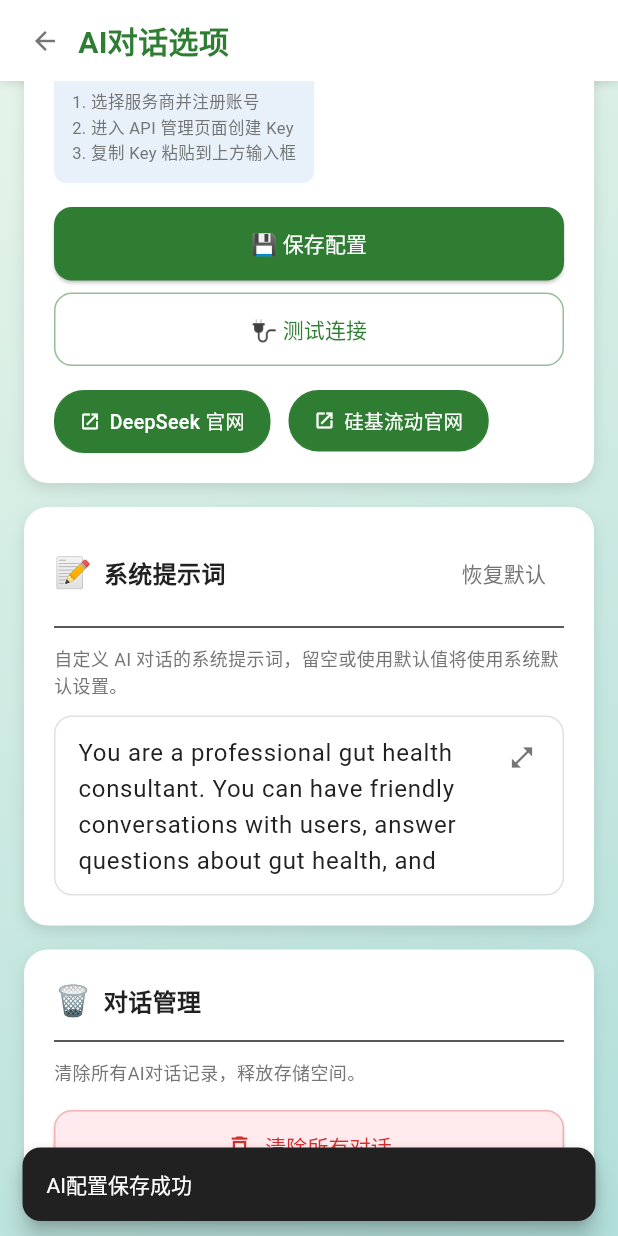
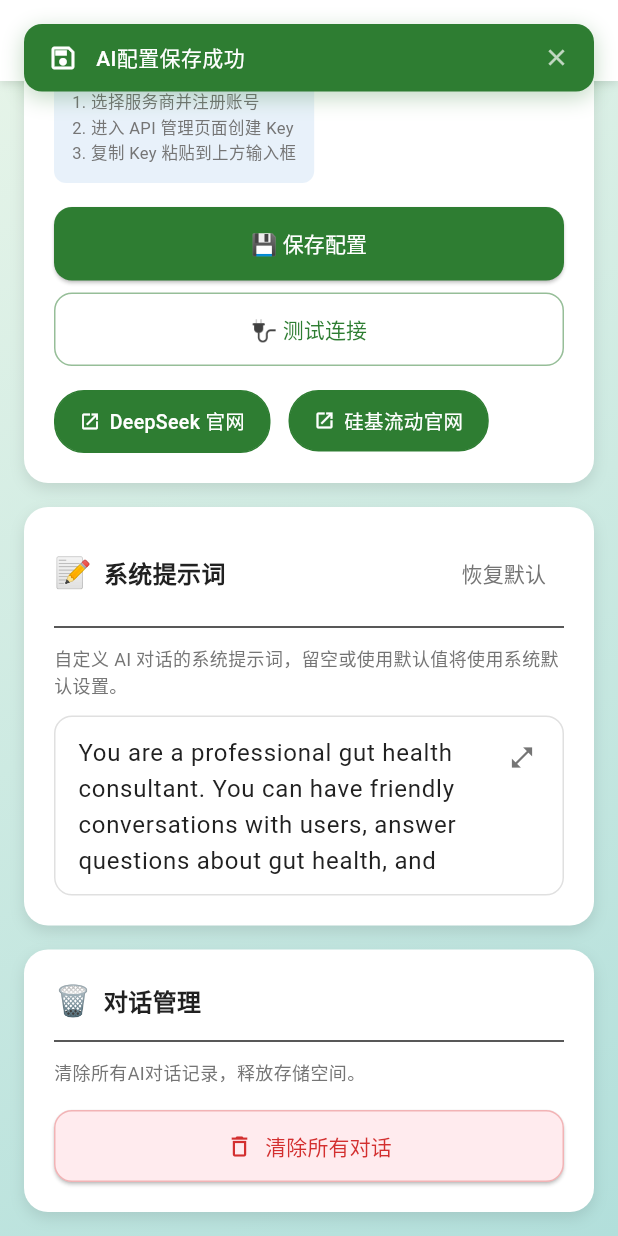
Before and after one commit to WhiteGiverMa/intestine-ASSistant, a Flutter app: the AiChatOptionsPage widget shown alone on an empty page, opened directly, scrolled down 450 dp, after a tap on "💾 保存配置", on a phone screen of 412 x 824 dp. Run offline on Flutter 3.47's test engine with Material 3 defaults, Android fonts, the phone set to English and light mode, and no system bars; our stand-ins replace file_picker, fl_chart, flutter_local_notifications, flutter_markdown_plus, shared_preferences, sqflite and 2 more; missing offline and left inert: dart:js_interop, highlight, markdown; accounts and stored records are empty.

Commit message:
v1.3.1
fix:
- 修复ExpandedTextEditorDialog右上角"×"被挤出的问题
- 修复了switch-tab组件胶囊状tab滑动到右侧时缺失了右边的一小块的问题

feat:
- 优化了记录排便界面选择排便形态的选项卡，调整响应式布局
- 将ScaffoldMessenger.showSnackBar替换为自定义弹窗反馈组件，优化视觉体验，符合主题色
- 增加新的堆叠反馈效果
- 完成计时器通知栏显示功能的实现（需要系统通知权限）

docs:
- 应用了新的非商业公益软件许可证
- 更新了README以适配新的许可证

```diff
--- a/frontend_Flutter/lib/pages/about_page.dart
+++ b/frontend_Flutter/lib/pages/about_page.dart
@@ -6,7 +6,7 @@ import '../theme/theme_colors.dart';
 import '../theme/theme_decorations.dart';
 import '../widgets/base_page.dart';
 
-const String appVersion = '1.3.0';
+const String appVersion = '1.3.1';
 
 class AboutPage extends StatelessWidget {
   const AboutPage({super.key});
--- a/frontend_Flutter/lib/pages/ai_chat_options_page.dart
+++ b/frontend_Flutter/lib/pages/ai_chat_options_page.dart
@@ -5,6 +5,7 @@ import '../services/deepseek_service.dart';
 import '../services/url_launcher_service.dart';
 import '../widgets/base_page.dart';
 import '../widgets/error_dialog.dart';
+import '../widgets/top_feedback.dart';
 import '../providers/theme_provider.dart';
 import '../theme/theme_colors.dart';
 import '../theme/theme_decorations.dart';
@@ -111,9 +112,13 @@ class _AiChatOptionsPageState extends State<AiChatOptionsPage> {
         defaultSystemPrompt: promptToSave,
       );
       if (mounted) {
-        ScaffoldMessenger.of(
+        final colors = context.read<ThemeProvider>().colors;
+        TopFeedback.show(
           context,
-        ).showSnackBar(const SnackBar(content: Text('AI配置保存成功')));
+          message: 'AI配置保存成功',
+          colors: colors,
+          icon: Icons.save_outlined,
+        );
       }
     } catch (e) {
       if (mounted) {
@@ -137,9 +142,13 @@ class _AiChatOptionsPageState extends State<AiChatOptionsPage> {
     try {
       await DeepSeekService.testConnection();
       if (mounted) {
-        ScaffoldMessenger.of(
+        final colors = context.read<ThemeProvider>().colors;
+        TopFeedback.show(
           context,
-        ).showSnackBar(const SnackBar(content: Text('✅ 连接测试成功！API 配置有效')));
+          message: '连接测试成功！API 配置有效',
+          colors: colors,
+          icon: Icons.check_circle_outline,
+        );
       }
     } catch (e) {
       if (mounted) {
@@ -181,9 +190,13 @@ class _AiChatOptionsPageState extends State<AiChatOptionsPage> {
       try {
         await ApiService.clearChatHistory();
         if (mounted) {
-          ScaffoldMessenger.of(
+          final colors = context.read<ThemeProvider>().colors;
+          TopFeedback.show(
             context,
-          ).showSnackBar(const SnackBar(content: Text('所有对话已清除')));
+            message: '所有对话已清除',
+            colors: colors,
+            icon: Icons.delete_outline,
+          );
         }
       } catch (e) {
         if (mounted) {
--- a/frontend_Flutter/lib/pages/record_page.dart
+++ b/frontend_Flutter/lib/pages/record_page.dart
@@ -4,6 +4,7 @@ import 'package:intl/intl.dart';
 import 'package:provider/provider.dart';
 import '../services/api_service.dart';
 import '../services/local_db_service.dart';
+import '../services/timer_notification_service.dart';
 import '../widgets/date_input_field.dart';
 import '../widgets/record_form_selectors.dart';
 import '../widgets/base_page.dart';
@@ -25,6 +26,7 @@ class _RecordPageState extends State<RecordPage> {
   bool _isTimerRunning = false;
   int _timerSeconds = 0;
   Timer? _timer;
+  final TimerNotificationService _notificationService = TimerNotificationService();
 
   DateTime _selectedDate = DateTime.now();
   final _timeController = TextEditingController();
@@ -80,6 +82,7 @@ class _RecordPageState extends State<RecordPage> {
         _timerSeconds++;
       });
     });
+    _notificationService.startTimer();
   }
 
   void _stopTimer() {
@@ -89,6 +92,7 @@ class _RecordPageState extends State<RecordPage> {
       _durationController.text = (_timerSeconds / 60).ceil().toString();
       _timeController.text = DateFormat('HH:mm').format(DateTime.now());
     });
+    _notificationService.stopTimer();
   }
 
   String _formatTime(int seconds) {
--- /dev/null
+++ b/frontend_Flutter/lib/widgets/top_feedback.dart
@@ -0,0 +1,256 @@
+import 'package:flutter/material.dart';
+import '../theme/theme_colors.dart';
+
+class FeedbackItem {
+  final String id;
+  final String message;
+  final ThemeColors colors;
+  final IconData icon;
+  final DateTime createdAt;
+
+  FeedbackItem({
+    required this.id,
+    required this.message,
+    required this.colors,
+    required this.icon,
+  }) : createdAt = DateTime.now();
+}
+
+class TopFeedback {
+  static final List<FeedbackItem> _items = [];
+  static OverlayEntry? _overlayEntry;
+  static BuildContext? _context;
+  static const int _maxItems = 3;
+
+  static void init(BuildContext context) {
+    _context = context;
+  }
+
+  static void show(
+    BuildContext context, {
+    required String message,
+    required ThemeColors colors,
+    IconData? icon,
+    Duration duration = const Duration(seconds: 2),
+  }) {
+    _context = context;
+    final id = DateTime.now().millisecondsSinceEpoch.toString();
+
+    if (_items.length >= _maxItems) {
+      _items.removeAt(0);
+    }
+
+    final item = FeedbackItem(
+      id: id,
+      message: message,
+      colors: colors,
+      icon: icon ?? Icons.check_circle_outline,
+    );
+
+    _items.add(item);
+    _updateOverlay();
+
+    Future.delayed(duration, () {
+      removeItem(id);
+    });
+  }
+
+  static void removeItem(String id) {
+    _items.removeWhere((item) => item.id == id);
+    _updateOverlay();
+  }
+
+  static void hideAll() {
+    _items.clear();
+    _updateOverlay();
+  }
+
+  static void _updateOverlay() {
+    if (_context == null) return;
+
+    final overlay = Overlay.of(_context!);
+
+    _overlayEntry?.remove();
+    _overlayEntry = null;
+
+    if (_items.isEmpty) return;
+
+    _overlayEntry = OverlayEntry(
+      builder: (context) => _FeedbackStack(
+        items: List.from(_items),
+        onItemDismissed: removeItem,
+      ),
+    );
+
+    overlay.insert(_overlayEntry!);
+  }
+}
+
+class _FeedbackStack extends StatefulWidget {
+  final List<FeedbackItem> items;
+  final Function(String) onItemDismissed;
+
+  const _FeedbackStack({
+    required this.items,
+    required this.onItemDismissed,
+  });
+
+  @override
+  State<_FeedbackStack> createState() => _FeedbackStackState();
+}
+
+class _FeedbackStackState extends State<_FeedbackStack> {
+  @override
+  Widget build(BuildContext context) {
+    return Positioned(
+      top: MediaQuery.of(context).padding.top + 16,
+      left: 16,
+      right: 16,
+      child: Column(
+        mainAxisSize: MainAxisSize.min,
+        crossAxisAlignment: CrossAxisAlignment.stretch,
+        children: [
+          for (int i = widget.items.length - 1; i >= 0; i--)
+            _AnimatedFeedbackItem(
+              key: ValueKey(widget.items[i].id),
+              item: widget.items[i],
+              index: widget.items.length - 1 - i,
+              onDismiss: () => widget.onItemDismissed(widget.items[i].id),
+            ),
+        ],
+      ),
+    );
+  }
+}
+
+class _AnimatedFeedbackItem extends StatefulWidget {
+  final FeedbackItem item;
+  final int index;
+  final VoidCallback onDismiss;
+
+  const _AnimatedFeedbackItem({
+    super.key,
+    required this.item,
+    required this.index,
+    required this.onDismiss,
+  });
+
+  @override
+  State<_AnimatedFeedbackItem> createState() => _AnimatedFeedbackItemState();
+}
+
+class _AnimatedFeedbackItemState extends State<_AnimatedFeedbackItem>
+    with SingleTickerProviderStateMixin {
+  late AnimationController _controller;
+  late Animation<Offset> _slideAnimation;
+  late Animation<double> _fadeAnimation;
+  bool _isDismissing = false;
+
+  @override
+  void initState() {
+    super.initState();
+    _controller = AnimationController(
+      duration: const Duration(milliseconds: 300),
+      vsync: this,
+    );
+
+    _slideAnimation = Tween<Offset>(
+      begin: const Offset(0, -1.5),
+      end: Offset.zero,
+    ).animate(CurvedAnimation(
+      parent: _controller,
+      curve: Curves.easeOutCubic,
+    ));
+
+    _fadeAnimation = Tween<double>(
+      begin: 0,
+      end: 1,
+    ).animate(CurvedAnimation(
+      parent: _controller,
+      curve: Curves.easeOut,
+    ));
+
+    _controller.forward();
+  }
+
+  @override
+  void dispose() {
+    _controller.dispose();
+    super.dispose();
+  }
+
+  void _dismiss() {
+    if (_isDismissing) return;
+    _isDismissing = true;
+
+    _controller.reverse().then((_) {
+      widget.onDismiss();
+    });
+  }
+
+  @override
+  Widget build(BuildContext context) {
+    return AnimatedBuilder(
+      animation: _controller,
+      builder: (context, child) {
+        return Transform.translate(
+          offset: Offset(0, widget.index * 44.0 * _controller.value),
+          child: SlideTransition(
+            position: _slideAnimation,
+            child: FadeTransition(
+              opacity: _fadeAnimation,
+              child: Padding(
+                padding: const EdgeInsets.only(bottom: 2),
+                child: Material(
+                  color: Colors.transparent,
+                  child: Container(
+                    padding: const EdgeInsets.symmetric(horizontal: 16, vertical: 12),
+                    decoration: BoxDecoration(
+                      color: widget.item.colors.primary,
+                      borderRadius: BorderRadius.circular(12),
+                      boxShadow: [
+                        BoxShadow(
+                          color: widget.item.colors.primary.withValues(alpha: 0.3),
+                          blurRadius: 12,
+                          offset: const Offset(0, 4),
+                        ),
+                      ],
+                    ),
+                    child: Row(
+                      children: [
+                        Icon(
+                          widget.item.icon,
+                          color: widget.item.colors.textOnPrimary,
+                          size: 20,
+                        ),
+                        const SizedBox(width: 12),
+                        Expanded(
+                          child: Text(
+                            widget.item.message,
+                            style: TextStyle(
+                              color: widget.item.colors.textOnPrimary,
+                              fontSize: 14,
+                              fontWeight: FontWeight.w500,
+                            ),
+                          ),
+                        ),
+                        GestureDetector(
+                          onTap: _dismiss,
+                          child: Icon(
+                            Icons.close,
+                            color: widget.item.colors.textOnPrimary.withValues(alpha: 0.7),
+                            size: 18,
+                          ),
+                        ),
+                      ],
+                    ),
+                  ),
+                ),
+              ),
+            ),
+          ),
+        );
+      },
+    );
+  }
+}
--- a/frontend_Flutter/pubspec.yaml
+++ b/frontend_Flutter/pubspec.yaml
@@ -1,7 +1,7 @@
 name: frontend_flutter
 description: "肠胃健康助手 - Intestine ASSistant"
 publish_to: 'none'
-version: 1.3.0+8
+version: 1.3.1+9
 
 environment:
   sdk: ^3.7.0
@@ -30,6 +30,7 @@ dependencies:
   sqflite_common_ffi_web: ^1.0.0
   path: ^1.9.0
   web: ^1.1.0
+  flutter_local_notifications: ^18.0.1
 
 dev_dependencies:
   flutter_test:
```
Also changed, not shown: commit_msg.txt (added, +15 -0 lines), frontend_Flutter/lib/main.dart (+2 -7 lines), frontend_Flutter/lib/pages/analysis_page.dart (+5 -2 lines), frontend_Flutter/lib/services/timer_notification_service.dart (added, +160 -0 lines), frontend_Flutter/lib/widgets/compact_tab_switcher.dart (+15 -2 lines), frontend_Flutter/lib/widgets/expanded_text_editor_dialog.dart (+15 -9 lines), frontend_Flutter/lib/widgets/record_form_selectors.dart (+146 -56 lines), frontend_Flutter/pubspec.lock, 7 other files.
